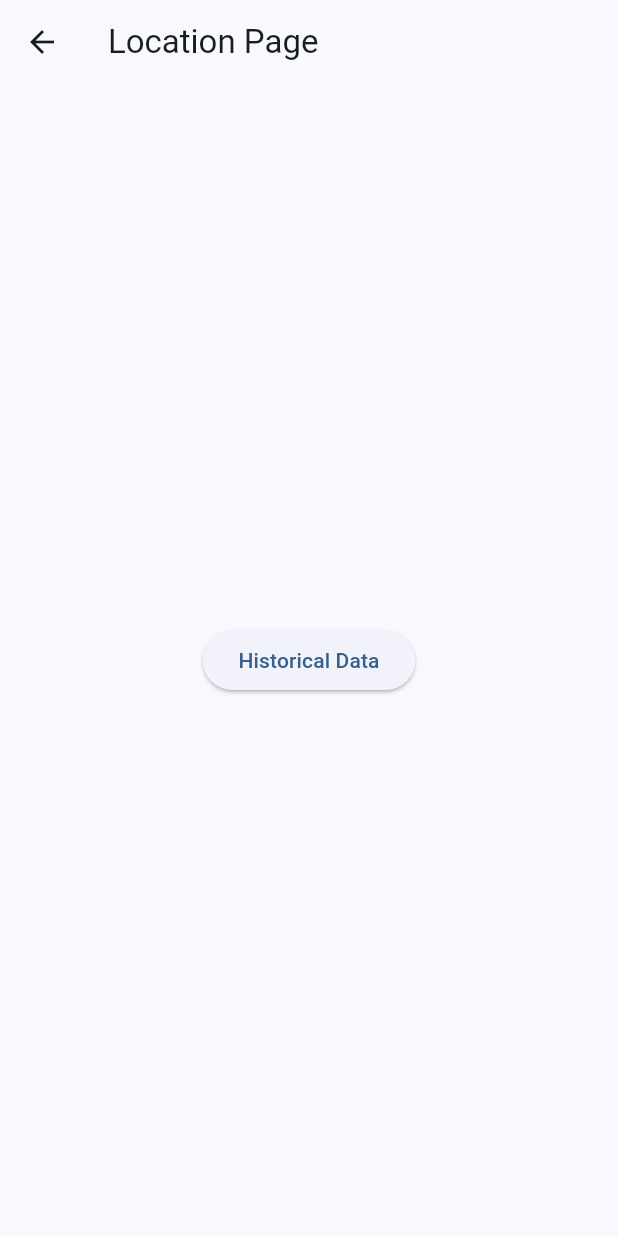
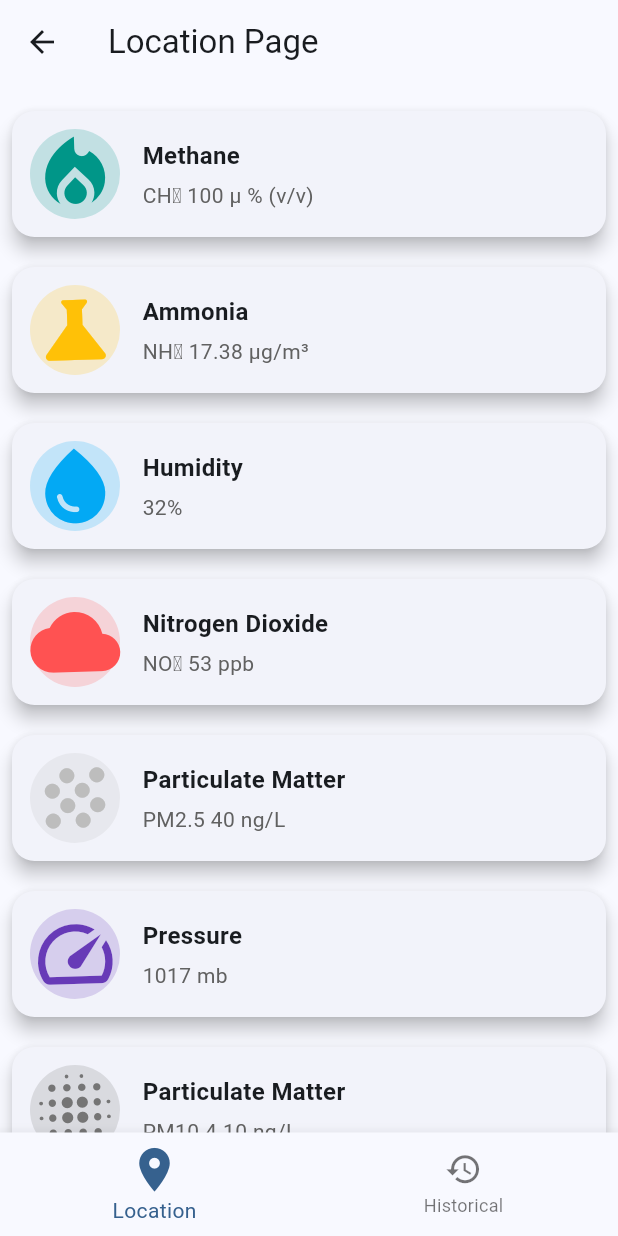
Before and after one commit to Charan060706/AQI-ecology, a Flutter app: the LocationPage screen opened by its route, on a phone screen of 412 x 824 dp. Run offline on Flutter 3.47's test engine with Material 3 defaults, Android fonts, the phone set to English and light mode, and no system bars; our stand-ins replace carousel_slider, cloud_firestore, firebase_core, fl_chart, flutter_map, latlong2 and 1 more; accounts and stored records are empty; project files that could hold a hidden picture were left out.

Commit message:
animated locationpage

```diff
--- /dev/null
+++ b/aqi/lib/Pages/gradientWrap.dart
@@ -0,0 +1,42 @@
+import 'package:flutter/material.dart';
+
+class GradientWrapper extends StatefulWidget {
+  final Widget child;
+  const GradientWrapper({super.key, required this.child});
+
+  @override
+  _GradientWrapperState createState() => _GradientWrapperState();
+}
+
+class _GradientWrapperState extends State<GradientWrapper> {
+  double scrollOffset = 0.0;
+
+  @override
+  Widget build(BuildContext context) {
+    return NotificationListener<ScrollNotification>(
+      onNotification: (ScrollNotification scrollInfo) {
+        setState(() {
+          scrollOffset = (scrollInfo.metrics.pixels / scrollInfo.metrics.maxScrollExtent).clamp(0.0, 1.0);
+        });
+        return true;
+      },
+      child: AnimatedContainer(
+        duration: const Duration(milliseconds: 300),
+        decoration: BoxDecoration(
+          gradient: LinearGradient(
+            colors: [
+              Color.lerp(Colors.black, Colors.black87, scrollOffset)!,
+              Color.lerp(Colors.black87, Colors.black54, scrollOffset)!,
+            ],
+            begin: Alignment.topCenter,
+            end: Alignment.bottomCenter,
+          ),
+        ),
+        child: Scaffold(
+          backgroundColor: Colors.transparent,
+          body: widget.child,
+        ),
+      ),
+    );
+  }
+}
--- a/aqi/lib/Pages/location_page.dart
+++ b/aqi/lib/Pages/location_page.dart
@@ -1,21 +1,174 @@
+
 import 'package:flutter/material.dart';
+import 'historical_data.dart'; // Import the historical data page
 
-class LocationPage extends StatelessWidget {
+class LocationPage extends StatefulWidget {
   const LocationPage({super.key});
+
+  @override
+  _LocationPageState createState() => _LocationPageState();
+}
+
+class _LocationPageState extends State<LocationPage> with SingleTickerProviderStateMixin {
+  int _selectedIndex = 0;
+
+  // Animation controller for icon animations (scaling and rotation)
+  late AnimationController _iconAnimationController;
+  late Animation<double> _iconScaleAnimation;
+  late Animation<double> _iconRotationAnimation;
+
+  @override
+  void initState() {
+    super.initState();
+
+    // Initialize animation controller
+    _iconAnimationController = AnimationController(
+      vsync: this,
+      duration: const Duration(seconds: 2),
+    )..repeat(reverse: true); // Repeat animation for continuous effect
+
+    // Animation for scaling icon
+    _iconScaleAnimation = Tween<double>(begin: 1.0, end: 1.5).animate(
+      CurvedAnimation(parent: _iconAnimationController, curve: Curves.easeInOut),
+    );
+
+    // Animation for rotating icon
+    _iconRotationAnimation = Tween<double>(begin: 0.0, end: 2 * 3.14159).animate(
+      CurvedAnimation(parent: _iconAnimationController, curve: Curves.easeInOut),
+    );
+
+    // Initialize pages after the controller is set
+    _pages.addAll([
+      _pollutantCardsPage(),
+      const HistoricalDataPage(),
+    ]);
+  }
+
+  @override
+  void dispose() {
+    _iconAnimationController.dispose(); // Clean up animation controller
+    super.dispose();
+  }
+
+  // Function to create pollutant parameter cards page
+  Widget _pollutantCardsPage() {
+    return SingleChildScrollView(
+      child: Padding(
+        padding: const EdgeInsets.all(8.0),
+        child: Column(
+          crossAxisAlignment: CrossAxisAlignment.start,
+          children: [
+            _buildParameterCard('Methane', 'CH₄', '100 μ % (v/v)', Colors.teal, Icons.local_fire_department), // Fire hazard
+            _buildParameterCard('Ammonia', 'NH₃', '17.38 μg/m³', Colors.amber, Icons.science), // Chemical indicator
+            _buildParameterCard('Humidity', '', '32%', Colors.lightBlue, Icons.water_drop), // Water drop
+            _buildParameterCard('Nitrogen Dioxide', 'NO₂', '53 ppb', Colors.redAccent, Icons.cloud), // Pollution/cloud
+            _buildParameterCard('Particulate Matter', 'PM2.5', '40 ng/L', Colors.grey.shade400, Icons.grain), // Particles
+            _buildParameterCard('Pressure', '', '1017 mb', Colors.deepPurple, Icons.speed), // Pressure gauge
+            _buildParameterCard('Particulate Matter', 'PM10', '4.10 ng/L', Colors.grey.shade600, Icons.lens_blur), // Air particles
+            _buildParameterCard('Temperature', '', '22.78 °C', Colors.orange, Icons.thermostat), // Thermometer
+          ],
+        ),
+      ),
+    );
+  }
+
+  // Pages in bottom navigation bar
+  final List<Widget> _pages = [];
+
+  void _onItemTapped(int index) {
+    setState(() {
+      _selectedIndex = index;
+    });
+  }
 
   @override
   Widget build(BuildContext context) {
     return Scaffold(
-      appBar: AppBar(title: const Text('Location Page')),
-      body: Center(
-        child: Column(
-          mainAxisAlignment: MainAxisAlignment.center,
+      appBar: AppBar(
+        title: const Text('Location Page'),
+      ),
+      body: _pages[_selectedIndex],
+      bottomNavigationBar: BottomNavigationBar(
+        currentIndex: _selectedIndex,
+        onTap: _onItemTapped,
+        items: [
+          BottomNavigationBarItem(
+            icon: AnimatedSwitcher(
+              duration: const Duration(milliseconds: 300),
+              child: Icon(
+                Icons.location_on,
+                key: ValueKey<int>(_selectedIndex),
+                size: _selectedIndex == 0 ? 35.0 : 25.0,
+              ),
+            ),
+            label: 'Location',
+          ),
+          BottomNavigationBarItem(
+            icon: AnimatedSwitcher(
+              duration: const Duration(milliseconds: 300),
+              child: Icon(
+                Icons.history,
+                key: ValueKey<int>(_selectedIndex),
+                size: _selectedIndex == 1 ? 35.0 : 25.0,
+              ),
+            ),
+            label: 'Historical',
+          ),
+        ],
+      ),
+    );
+  }
+
+  // Function to create each pollutant parameter card with animated icons
+  Widget _buildParameterCard(String name, String unit, String value, Color color, IconData icon) {
+    return Card(
+      elevation: 5,
+      shape: RoundedRectangleBorder(
+        borderRadius: BorderRadius.circular(15),
+      ),
+      margin: const EdgeInsets.symmetric(vertical: 10),
+      child: Padding(
+        padding: const EdgeInsets.all(12.0),
+        child: Row(
           children: [
-            ElevatedButton(
-              onPressed: () {
-                Navigator.pushNamed(context, '/historical');
-              },
-              child: const Text('Historical Data'),
+            Container(
+              width: 60,
+              height: 60,
+              decoration: BoxDecoration(
+                shape: BoxShape.circle,
+                color: color.withOpacity(0.2),
+              ),
+              child: AnimatedBuilder(
+                animation: _iconAnimationController,
+                builder: (context, child) {
+                  return Transform.scale(
+                    scale: _iconScaleAnimation.value,
+                    child: Transform.rotate(
+                      angle: _iconRotationAnimation.value,
+                      child: Icon(
+                        icon,
+                        color: color,
+                        size: 40,
+                      ),
+                    ),
+                  );
+                },
+              ),
+            ),
+            const SizedBox(width: 15),
+            Column(
+              crossAxisAlignment: CrossAxisAlignment.start,
+              children: [
+                Text(
+                  name,
+                  style: const TextStyle(fontSize: 16, fontWeight: FontWeight.bold),
+                ),
+                const SizedBox(height: 5),
+                Text(
+                  unit.isNotEmpty ? '$unit $value' : value,
+                  style: TextStyle(fontSize: 14, color: Colors.grey[700]),
+                ),
+              ],
             ),
           ],
         ),
--- a/aqi/lib/main.dart
+++ b/aqi/lib/main.dart
@@ -1,4 +1,3 @@
-
 import 'package:aqi/Pages/homepage.dart';
 import 'package:aqi/firebase_options.dart';
 import 'package:firebase_core/firebase_core.dart';
@@ -8,8 +7,10 @@ import 'package:flutter/material.dart';
 import 'Pages/location_page.dart';
 import 'Pages/historical_data.dart';
 import 'Pages/Hello.dart';
+import 'Pages/gradientWrap.dart'; // Import the GradientWrapper
 
 void main() async {
+  WidgetsFlutterBinding.ensureInitialized();
   await Firebase.initializeApp(options: DefaultFirebaseOptions.currentPlatform);
   runApp(const MyApp());
 }
@@ -28,11 +29,11 @@ class MyApp extends StatelessWidget {
       ),
       initialRoute: '/home',
       routes: {
-        '/' : (context) => const Hello(),
-        '/home': (context) => const HomePage(),
-        '/location': (context) => const LocationPage(),
-        '/historical': (context) => const HistoricalDataPage(),
-        '/about': (context) => const AboutPage(),
+        '/': (context) => const GradientWrapper(child: Hello()), // Apply wrapper to pages
+        '/home': (context) => const GradientWrapper(child: HomePage()),
+        '/location': (context) => const GradientWrapper(child: LocationPage()),
+        //'/historical': (context) => const GradientWrapper(child: HistoricalDataPage()),
+        '/about': (context) => const GradientWrapper(child: AboutPage()),
       },
     );
   }
```
